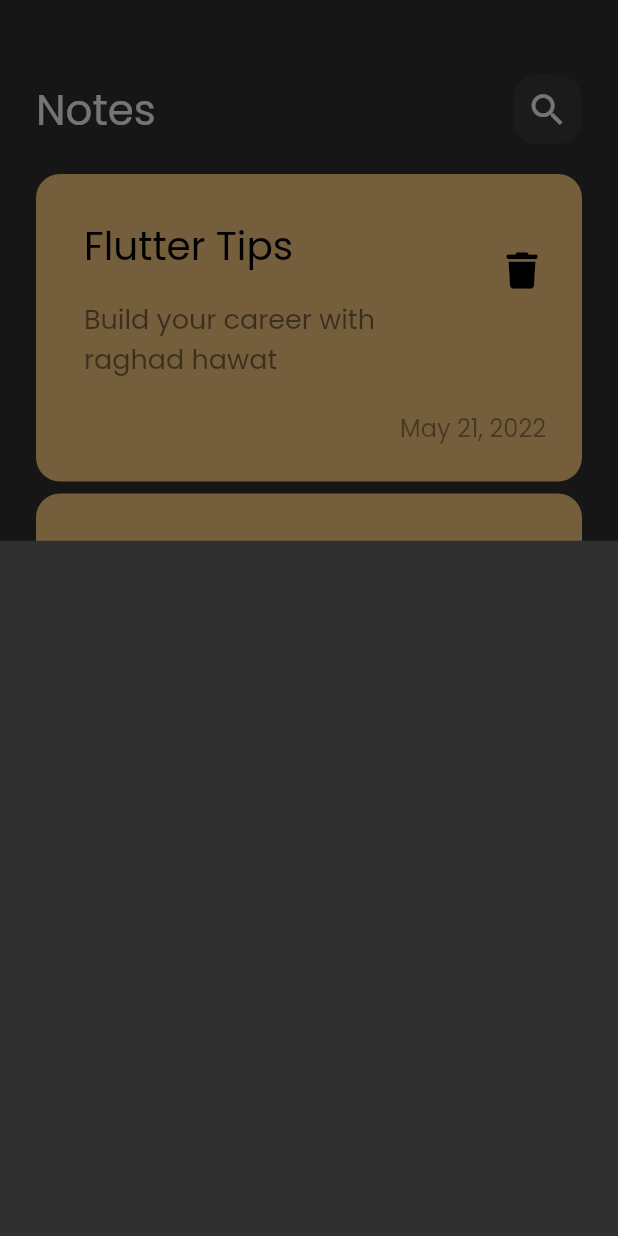
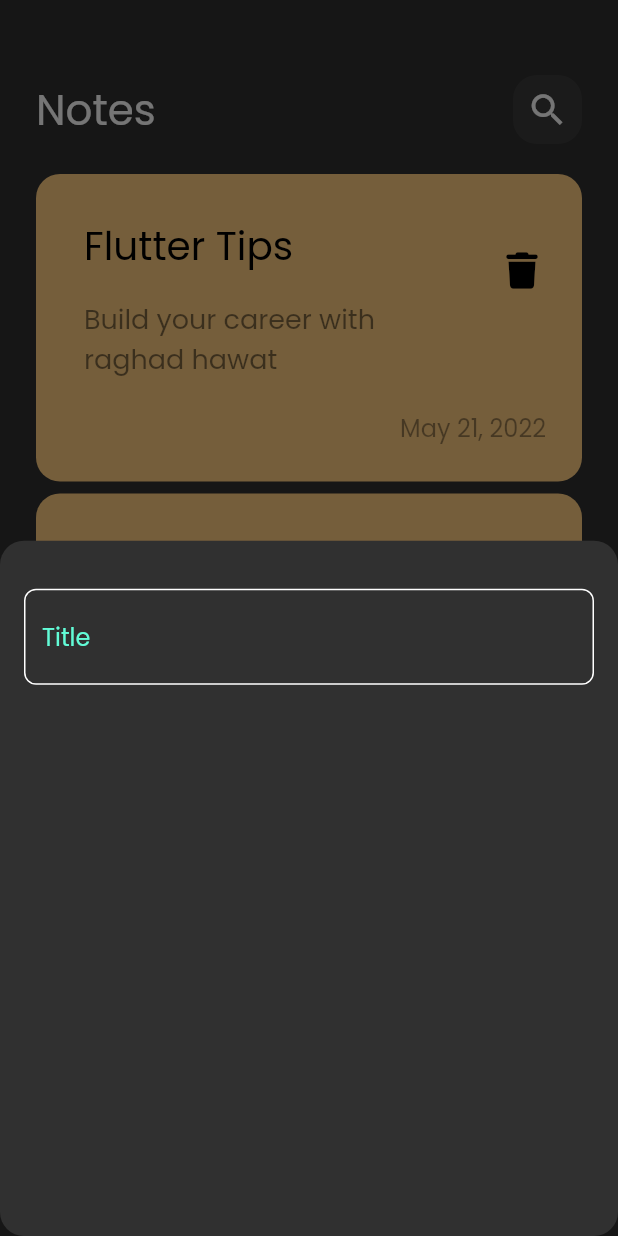
Before and after one commit to raghadhawat/notes_app, a Flutter app: the screen it shows after launch, after a tap on the "add" icon, on a phone screen of 412 x 824 dp. Run offline on Flutter 3.47's test engine with Material 2 defaults, Android fonts, the phone set to English and light mode, and no system bars; our stand-ins replace font_awesome_flutter.

Commit message:
create custom text field

```diff
--- /dev/null
+++ b/lib/constants.dart
@@ -0,0 +1,3 @@
+import 'package:flutter/material.dart';
+
+const kPrimaryColor = Color(0xff62FCD7);
--- a/lib/views/notes_view.dart
+++ b/lib/views/notes_view.dart
@@ -11,6 +11,9 @@ class NotesView extends StatelessWidget {
       floatingActionButton: FloatingActionButton(
         onPressed: () {
           showModalBottomSheet(
+              shape: RoundedRectangleBorder(
+                borderRadius: BorderRadius.circular(16),
+              ),
               context: context,
               builder: (context) {
                 return const AddNoteButtomSheet();
--- /dev/null
+++ b/lib/views/widgets/Custom_text_field.dart
@@ -0,0 +1,33 @@
+import 'package:flutter/material.dart';
+import 'package:notes_app/constants.dart';
+
+class CustomTextField extends StatelessWidget {
+  const CustomTextField({super.key});
+
+  @override
+  Widget build(BuildContext context) {
+    return TextField(
+      cursorColor: kPrimaryColor,
+      decoration: InputDecoration(
+        hintText: 'Title',
+        hintStyle: const TextStyle(
+          color: kPrimaryColor,
+        ),
+        border: buildBorder(),
+        enabledBorder: buildBorder(),
+        focusedBorder: buildBorder(kPrimaryColor),
+      ),
+    );
+  }
+
+  OutlineInputBorder buildBorder([color]) {
+    return OutlineInputBorder(
+      borderRadius: BorderRadius.circular(
+        8,
+      ),
+      borderSide: BorderSide(
+        color: color ?? Colors.white,
+      ),
+    );
+  }
+}
--- a/lib/views/widgets/add_note_buttom_sheet.dart
+++ b/lib/views/widgets/add_note_buttom_sheet.dart
@@ -1,10 +1,23 @@
 import 'package:flutter/material.dart';
+import 'package:notes_app/views/widgets/Custom_text_field.dart';
 
 class AddNoteButtomSheet extends StatelessWidget {
   const AddNoteButtomSheet({super.key});
 
   @override
   Widget build(BuildContext context) {
-    return Container();
+    return const Padding(
+      padding: EdgeInsets.symmetric(
+        horizontal: 16,
+      ),
+      child: Column(
+        children: [
+          SizedBox(
+            height: 32,
+          ),
+          CustomTextField(),
+        ],
+      ),
+    );
   }
 }
```
